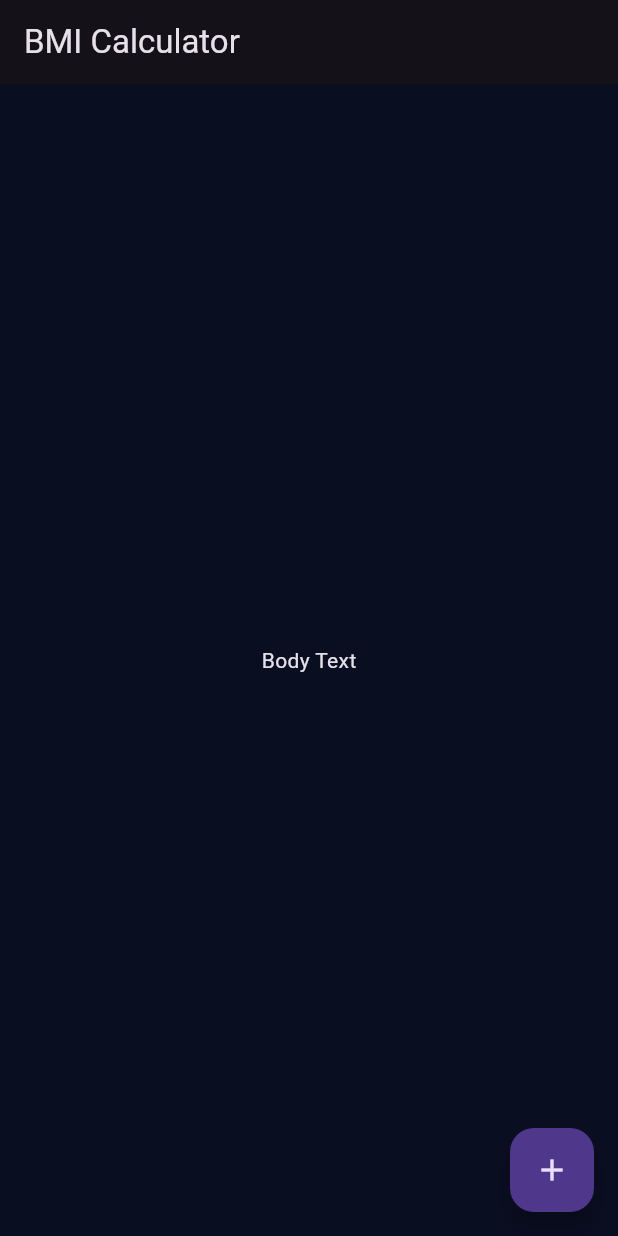
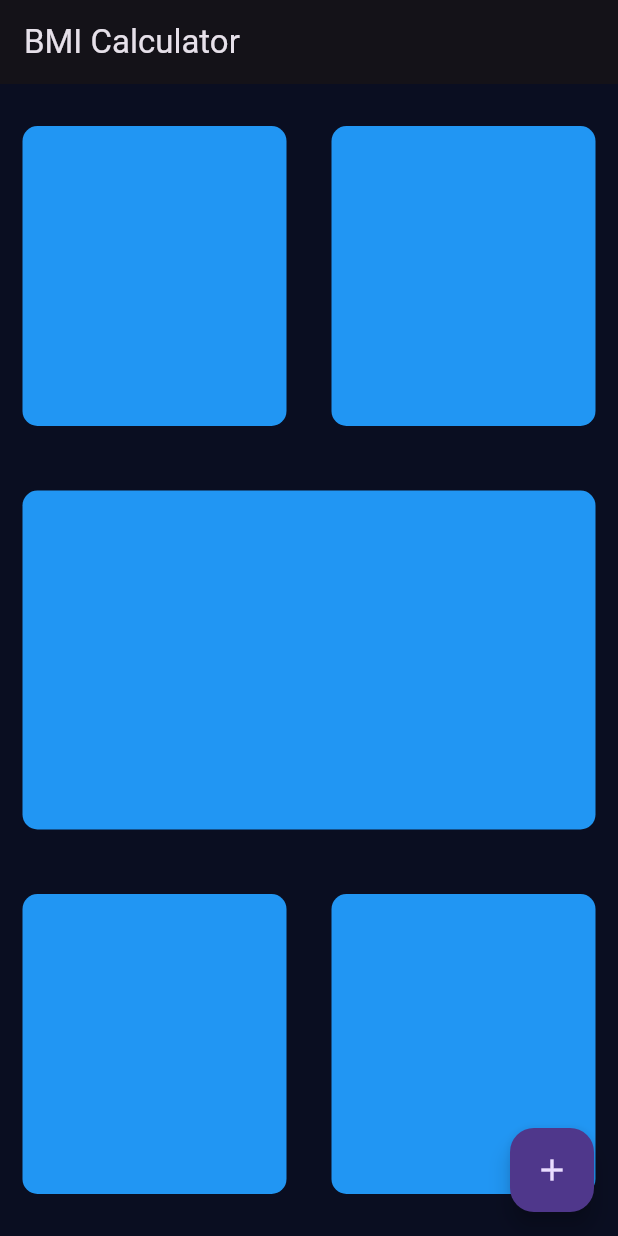
Before and after one commit to Rosy-90/BMICalculaor, a Flutter app: the screen it shows after launch, on a phone screen of 412 x 824 dp. Run offline on Flutter 3.47's test engine with Material 3 defaults, Android fonts, the phone set to English and light mode, and no system bars.

```diff
--- a/lib/input_page.dart
+++ b/lib/input_page.dart
@@ -21,9 +21,46 @@ class _InputPageState extends State<InputPage> {
       appBar: AppBar(
         title: const Text("BMI Calculator"),
       ),
-      body: const Center(
-        child: Text("Body Text"),
+      //body: Container(
+      body: Column(
+        children: [
+          const Expanded(
+            child: Row(
+            children: [
+               Expanded(
+                child: ReusableCard(),
+              ),
+              Expanded(
+                child: ReusableCard(),
+              ),
+            ],
+          ),
+          ),
+          Expanded(
+            child: Container(
+              height: 200,
+              margin: const EdgeInsets.all(15),
+              decoration: BoxDecoration(
+                color: Colors.blue,
+                borderRadius: BorderRadius.circular(10),
+              ),
+            ),
+          ),
+          const Expanded(
+            child: Row(
+              children: [
+                Expanded(
+                  child: ReusableCard(),
+                ),
+                Expanded(
+                  child: ReusableCard(),
+                ),
+              ],
+            ),
+          ),
+        ],
       ),
+      //),
       floatingActionButton: FloatingActionButton(
         onPressed: _incrementCounter,
         tooltip: 'Increment',
@@ -32,3 +69,22 @@ class _InputPageState extends State<InputPage> {
     );
   }
 }
+
+class ReusableCard extends StatelessWidget {
+  const ReusableCard({
+    super.key,
+  });
+
+  @override
+  Widget build(BuildContext context) {
+    return Container(
+      width: 170,
+      height: 200,
+      margin: const EdgeInsets.all(15),
+      decoration: BoxDecoration(
+        color: Colors.blue,
+        borderRadius: BorderRadius.circular(10),
+      ),
+    );
+  }
+}
```
